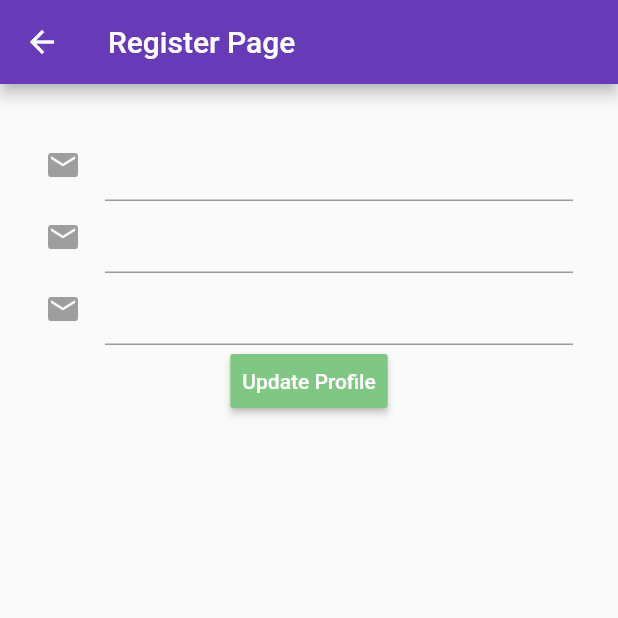
After one commit to Nocturnals/DbmsProj, a Flutter app: the UserProfile screen opened directly, after a tap on "Update Profile", on a phone screen of 412 x 824 dp, the top half of it. The commit adds this screen. Run offline on Flutter 3.47's test engine with Material 2 defaults, Android fonts, the phone set to English and light mode, and no system bars; our stand-ins replace audioplayers, cloud_firestore, firebase_analytics, firebase_auth, firebase_storage, sqflite; missing offline and left inert: animator; accounts and stored records are empty; project files that could hold a hidden picture were left out.

Commit message:
Added Update Profile

```diff
--- /dev/null
+++ b/songs_app/lib/app screens/profile/updateProfile.dart
@@ -0,0 +1,196 @@
+import 'package:firebase_auth/firebase_auth.dart';
+import 'package:flutter/material.dart';
+
+import 'package:songs_app/app screens/profile/widgets.dart';
+import 'package:songs_app/utils/database_files/usersCRUD.dart';
+import 'package:songs_app/models/users.dart';
+import 'package:songs_app/utils/database_helper.dart';
+import 'package:songs_app/utils/database_files/usersCRUD.dart';
+
+// Profile Widget...
+
+class UserProfile extends StatefulWidget {
+  @override
+  State<StatefulWidget> createState() {
+    return _UserProfilePage();
+  }
+}
+
+class _UserProfilePage extends State<UserProfile> {
+  DatabaseHelper databaseHelper = DatabaseHelper();
+  final GlobalKey<FormState> formkey = GlobalKey<FormState>();
+
+  _UserProfilePage() {
+    g2();
+  }
+
+  User _user;
+  // String _userId;
+  String _firstName;
+  String _lastName;
+  String _email;
+  String _gender;
+  DateTime _dateOfBirth;
+  DateTime _lastLogin;
+  bool _activeStatus;
+
+  String _userEmail;
+
+  Future<String> _getUserAuthEmail() async {
+    FirebaseUser user = await FirebaseAuth.instance.currentUser();
+    setState(() {
+      _userEmail = user.email;
+
+      print(_userEmail);
+    });
+    return this._userEmail;
+  }
+
+  Future<User> getUserFromEmail() async {
+    String emailid = await _getUserAuthEmail();
+    Map<String, dynamic> userMap =
+        await UsersCRUD().getUserMapByEmail(emailid);
+    User user = User.fromMaptoUser(userMap);
+    return user;
+  }
+
+  Future<User> getUser()async{
+    return getUserFromEmail();
+  }
+  void g2() async {
+    String emailid = await _getUserAuthEmail();
+    Map<String, dynamic> userMap =
+        await UsersCRUD().getUserMapByEmail(emailid);
+    _user = User.fromMaptoUser(userMap);
+
+    setState(() {
+      _email = _user.email;
+      _firstName = _user.firstName;
+      _lastName = _user.lastName;
+      _gender = _user.gender;
+      _dateOfBirth = _user.dateOfBirth;
+      _lastLogin = _user.lastLogin;
+      print(_user);
+    });
+    print(_email);
+  }
+
+void update() async {
+    String emailid = await _getUserAuthEmail();
+    Map<String, dynamic> userMap =
+        await UsersCRUD().getUserMapByEmail(emailid);
+            User user = User.fromMaptoUser(userMap);
+        await UsersCRUD().updateUser(user);
+  }
+
+ List<String> MaptoList(Map<String, dynamic> map) {
+    var _list = map.values.toList();
+    return _list;
+  }
+
+ @override
+  Widget build(BuildContext context) {
+    return Scaffold(
+        resizeToAvoidBottomPadding: false,
+        appBar: AppBar(
+          title: Text('Register Page'),
+        ),
+        body: Padding(
+            padding: EdgeInsets.all(30.0),
+            child: SingleChildScrollView(
+                child: Form(
+                    key: formkey,
+                    child: Column(children: <Widget>[
+                      TextFormField(
+                        decoration: InputDecoration(
+                            labelText: _email,
+                            icon: new Icon(
+                              Icons.email,
+                              color: Colors.grey,
+                            )),
+                            onSaved: (value) => _email = value),
+
+                      TextFormField(
+                        decoration: InputDecoration(
+                            labelText: _firstName,
+                            icon: new Icon(
+                              Icons.email,
+                              color: Colors.grey,
+                            )),
+                        validator: (value) =>
+                            value.isEmpty ? null : null,
+                            onSaved: (value) => value.isEmpty ? value = _firstName : _firstName = value,
+                      ),
+                      /*
+                      TextFormField(
+                        decoration: InputDecoration(
+                            labelText:_Lastname,
+                            icon: new Icon(
+                              Icons.email,
+                              color: Colors.grey,
+                            )),
+                        validator: (value) =>
+                            value.isEmpty ? null : null,
+                            onSaved: (value) =>value.isEmpty ? value = _Lastname: _Lastname = value
+                      ),*/
+
+                      //NOTE : I AM NOT ABLE TO UPDATE THE LAST NAME //
+
+
+                      TextFormField(
+                        decoration: InputDecoration(
+                            labelText: _gender,
+                            icon: new Icon(
+                              Icons.email,
+                              color: Colors.grey,
+                            )),
+                        validator: (value) =>
+                            value.isEmpty ?  null : null,
+                            onSaved: (value) => value.isEmpty ? value = _gender :_gender = value,
+                      ),
+
+
+                      RaisedButton(
+                child: Text('Update Profile'),
+                onPressed:(){
+                       bool validator = validateForm();
+                       if(validator == true){
+                  //databaseHelper.updateEmailll(_email,_user);
+                  UsersCRUD().updateFname(_firstName,_user);
+                  UsersCRUD().updateLname(_lastName,_user);
+                  UsersCRUD().updateGender(_gender,_user);
+                  print('Email updated : $_email');
+                  print('FirstName Updated : $_firstName ');
+                  print('LastName Updated : $_lastName ');
+                  print('StreetName Updated $_gender');
+                  print('User : $_user');
+                       }
+                       else{
+                         print('Not Validated');
+                       }
+
+                    //update();
+
+
+                } ,
+                color: Colors.green[300],
+                  padding: const EdgeInsets.all(8.0),
+                  textColor: Colors.white,
+
+              ),
+                    ])))));
+  }
+
+  void button(){
+
+  }
+bool validateForm() {
+  final FormState form = formkey.currentState;
+  if (form.validate()) {
+    form.save();
+    return true;
+  }
+  else
+    return false;
+  }
+}
--- a/songs_app/lib/utils/database_files/usersCRUD.dart
+++ b/songs_app/lib/utils/database_files/usersCRUD.dart
@@ -7,7 +7,6 @@ import 'package:songs_app/utils/database_files/tables.dart';
 import 'package:songs_app/utils/database_helper.dart';
 
 class UsersCRUD {
-
   static UsersCRUD _usersCRUD = UsersCRUD._createInstance();
 
   UsersCRUD._createInstance();
@@ -82,12 +81,44 @@ class UsersCRUD {
     return result;
   }
 
+  Future<Map<String, dynamic>> getUserMapByEmail(String emailid) async {
+    Database db = await databaseHelper.database;
+
+    List<Map<String, dynamic>> result = await db.rawQuery(
+        'SELECT * FROM ${UsersTable.tableName} WHERE ${UsersTable.colEmail} = \'$emailid\' ');
+    return result[0];
+  }
+
   Future<User> getUserByID(String emailId) async {
     List<Map<String, dynamic>> userDetails = await getUserMapById(emailId);
-    if(userDetails == null || userDetails.isEmpty) {
+    if (userDetails == null || userDetails.isEmpty) {
       print('User with emailId: $emailId does not exist');
       return null;
     }
     return User.fromMaptoUser(userDetails.first);
   }
+
+  Future<int> updateFname(String firstname, User user) async {
+    Database db = await databaseHelper.database;
+
+    int result = await db.rawUpdate(
+        'UPDATE $UsersTable SET firstName = \'$firstname\' WHERE id = ${user.userId}');
+    return result;
+  }
+
+  Future<int> updateLname(String lastname, User user) async {
+    Database db = await databaseHelper.database;
+
+    int result = await db.rawUpdate(
+        'UPDATE $UsersTable SET lastName = \'$lastname\' WHERE id = ${user.userId}');
+    return result;
+  }
+
+  Future<int> updateGender(String gender, User user) async {
+    Database db = await databaseHelper.database;
+
+    int result = await db.rawUpdate(
+        'UPDATE $UsersTable SET gender = \'$gender\' WHERE id = ${user.userId}');
+    return result;
+  }
 }
```
